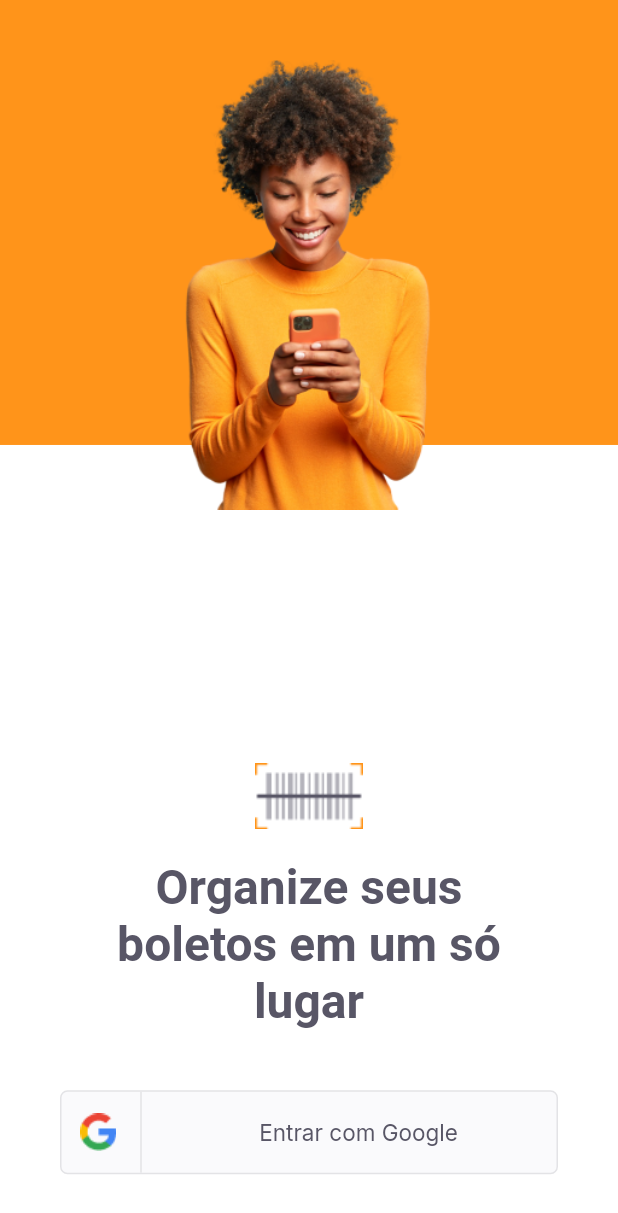
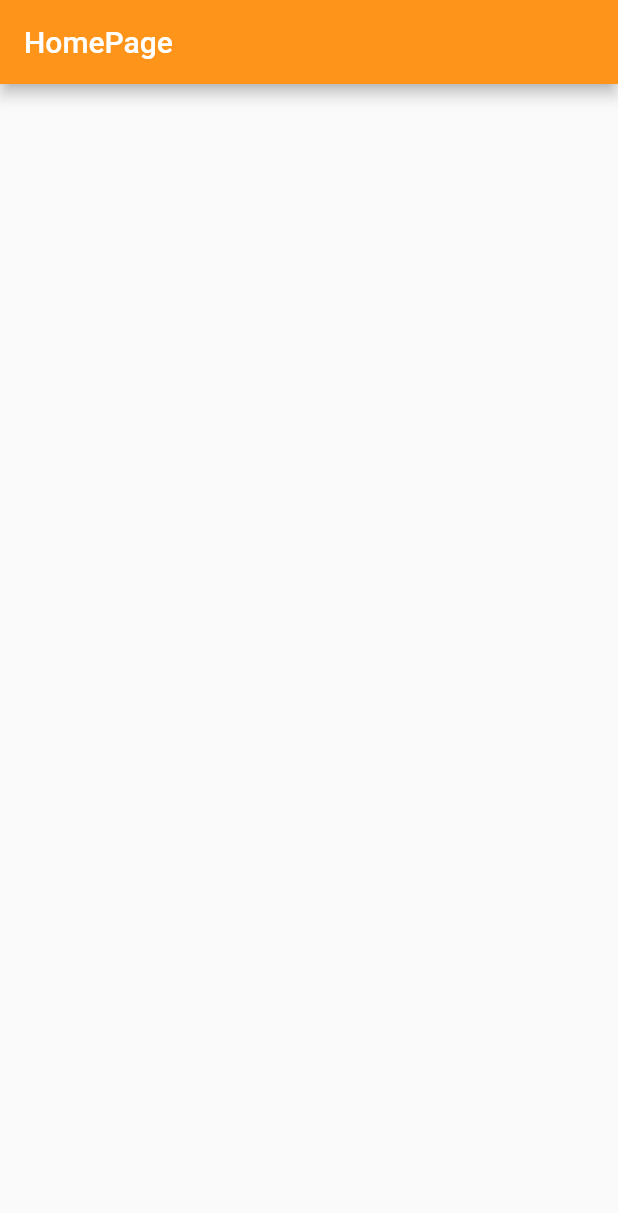
Before and after one commit to NEMJ/PayFlow, a Flutter app: the screen it shows after launch, on a phone screen of 412 x 824 dp. Shown: the top 1213 px of the screen. Run offline on Flutter 3.47's test engine with Material 2 defaults, Android fonts, the phone set to English and light mode, and no system bars; our stand-ins replace google_fonts.

Commit message:
Stage 01 Complete

```diff
--- a/lib/main.dart
+++ b/lib/main.dart
@@ -1,6 +1,7 @@
 import 'package:flutter/material.dart';
 import 'package:payflow/modules/splash/splash_page.dart';
 import 'package:payflow/modules/login/login_page.dart';
+import 'package:payflow/modules/home/home_page.dart';
 import 'package:payflow/shared/themes/app_colors.dart';
 
 void main() {
@@ -15,7 +16,7 @@ class AppWidget extends StatelessWidget {
       theme: ThemeData(
         primaryColor: AppColors.primary,
       ),
-      home: LoginPage(),
+      home: HomePage(),
     );
   }
 }
--- /dev/null
+++ b/lib/modules/home/home_page.dart
@@ -0,0 +1,16 @@
+import 'package:flutter/material.dart';
+import 'package:payflow/shared/themes/app_colors.dart';
+
+class HomePage extends StatelessWidget {
+  const HomePage({Key? key}) : super(key: key);
+
+  @override
+  Widget build(BuildContext context) {
+    return Scaffold(
+      appBar: AppBar(
+        title: Text("HomePage"),
+        backgroundColor: AppColors.primary,
+      ),
+    );
+  }
+}
--- a/lib/modules/login/login_page.dart
+++ b/lib/modules/login/login_page.dart
@@ -59,7 +59,9 @@ class _LoginPageState extends State<LoginPage> {
                       left: 40,
                       right: 40,
                       top: 40),
-                    child: SocialLoginButton(),
+                    child: SocialLoginButton(onTap: (){
+                      print("Clicou");
+                    }),
                   ),
                 ],
               ),
--- a/lib/shared/widgets/social_login/social_login_button.dart
+++ b/lib/shared/widgets/social_login/social_login_button.dart
@@ -4,11 +4,14 @@ import 'package:payflow/shared/themes/app_images.dart';
 import 'package:payflow/shared/themes/app_text_styles.dart';
 
 class SocialLoginButton extends StatelessWidget {
-  const SocialLoginButton({Key? key}) : super(key: key);
+  final VoidCallback onTap;
+  const SocialLoginButton({Key? key, required this.onTap}) : super(key: key);
 
   @override
   Widget build(BuildContext context) {
-    return Container(
+    return InkWell(
+      onTap: onTap,
+      child: Container(
         height: 56,
         decoration: BoxDecoration(
           color: AppColors.shape,
@@ -39,15 +42,13 @@ class SocialLoginButton extends StatelessWidget {
               child: Row(
                 mainAxisAlignment: MainAxisAlignment.center,
                 children: [
-                Text(
-                  "Entrar com Google",
-                  style: TextStyles.buttonGray
-                ),
+                  Text("Entrar com Google", style: TextStyles.buttonGray),
                 ],
               ),
             ),
           ],
         ),
+      ),
     );
   }
 }
```
Lines whose indentation alone changed are shown as unchanged.
